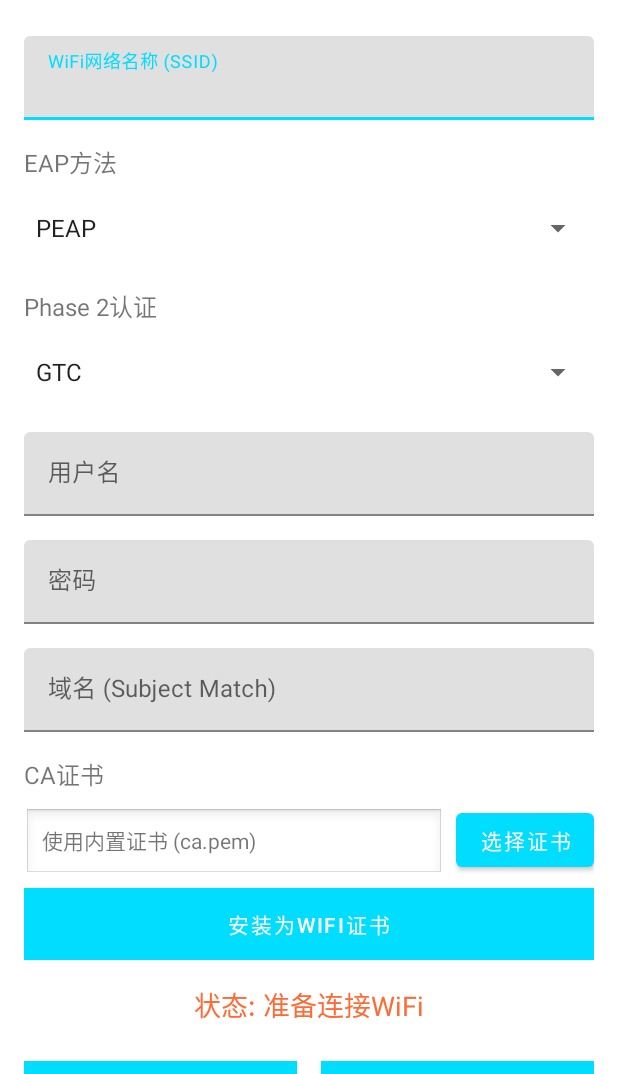
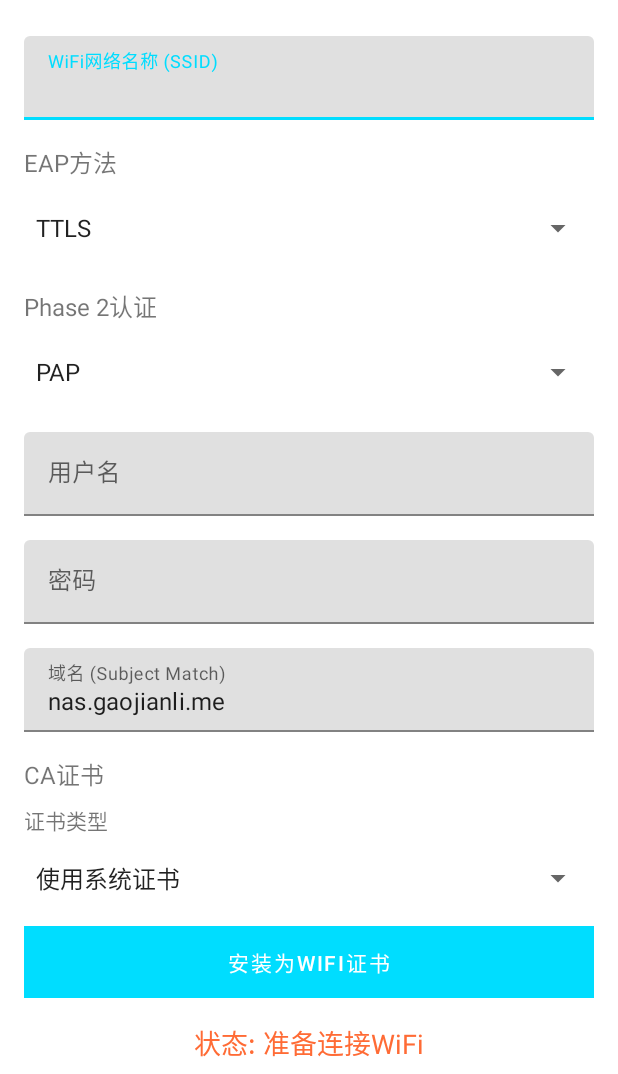
Before and after one commit to Gaojianli/EAP-WiFi-Connector, an Android app: the screen it shows after launch (MainActivity), on a phone screen of 412 x 824 dp, the part 162-1236 px from its top. Run offline under Robolectric (Android 15) with nearby library versions, the phone set to English and light mode, and no system bars.

```diff
--- a/app/build.gradle
+++ b/app/build.gradle
@@ -18,6 +18,7 @@ android {
     defaultConfig {
         applicationId "com.wifieap.connector"
         minSdk 21
+        //noinspection ExpiredTargetSdkVersion
         targetSdk 28
         versionCode 1
         versionName "1.0"
--- a/app/src/main/java/com/wifieap/connector/MainActivity.kt
+++ b/app/src/main/java/com/wifieap/connector/MainActivity.kt
@@ -10,6 +10,7 @@ import android.os.Bundle
 import android.security.KeyChain
 import android.widget.ArrayAdapter
 import android.widget.Button
+import android.widget.LinearLayout
 import android.widget.Spinner
 import android.widget.TextView
 import android.widget.Toast
@@ -35,6 +36,8 @@ class MainActivity : AppCompatActivity() {
     private lateinit var etDomain: TextInputEditText
     private lateinit var spinnerEapMethod: Spinner
     private lateinit var spinnerPhase2: Spinner
+    private lateinit var spinnerCertType: Spinner
+    private lateinit var layoutCertSelection: LinearLayout
 
     private var selectedCertificateUri: Uri? = null
 
@@ -69,6 +72,8 @@ class MainActivity : AppCompatActivity() {
         etDomain = findViewById(R.id.etDomain)
         spinnerEapMethod = findViewById(R.id.spinnerEapMethod)
         spinnerPhase2 = findViewById(R.id.spinnerPhase2)
+        spinnerCertType = findViewById(R.id.spinnerCertType)
+        layoutCertSelection = findViewById(R.id.layoutCertSelection)
     }
 
     private fun setupSpinners() {
@@ -78,7 +83,7 @@ class MainActivity : AppCompatActivity() {
         )
         eapAdapter.setDropDownViewResource(android.R.layout.simple_spinner_dropdown_item)
         spinnerEapMethod.adapter = eapAdapter
-        spinnerEapMethod.setSelection(0) // 默认选择PEAP
+        spinnerEapMethod.setSelection(2) // 默认选择TTLS
 
         // Phase2方法下拉框
         val phase2Adapter = ArrayAdapter.createFromResource(
@@ -86,7 +91,43 @@ class MainActivity : AppCompatActivity() {
         )
         phase2Adapter.setDropDownViewResource(android.R.layout.simple_spinner_dropdown_item)
         spinnerPhase2.adapter = phase2Adapter
-        spinnerPhase2.setSelection(1) // 默认选择GTC
+        spinnerPhase2.setSelection(2) // 默认选择PAP
+
+        // 证书类型下拉框
+        val certTypeAdapter = ArrayAdapter.createFromResource(
+            this, R.array.cert_types, android.R.layout.simple_spinner_item
+        )
+        certTypeAdapter.setDropDownViewResource(android.R.layout.simple_spinner_dropdown_item)
+        spinnerCertType.adapter = certTypeAdapter
+        spinnerCertType.setSelection(0) // 默认选择系统证书
+
+        // 监听证书类型选择变化
+        spinnerCertType.onItemSelectedListener = object : android.widget.AdapterView.OnItemSelectedListener {
+            override fun onItemSelected(parent: android.widget.AdapterView<*>?, view: android.view.View?, position: Int, id: Long) {
+                updateCertSelectionUI(position)
+            }
+            override fun onNothingSelected(parent: android.widget.AdapterView<*>?) {}
+        }
+    }
+
+    private fun updateCertSelectionUI(certTypePosition: Int) {
+        when (certTypePosition) {
+            0 -> { // 使用系统证书
+                layoutCertSelection.visibility = android.view.View.GONE
+                tvSelectedCert.text = "使用系统证书"
+                selectedCertificateUri = null
+            }
+            1 -> { // 使用内置证书
+                layoutCertSelection.visibility = android.view.View.GONE
+                tvSelectedCert.text = "使用内置证书 (ca.pem)"
+                selectedCertificateUri = null
+            }
+            2 -> { // 选择证书文件
+                layoutCertSelection.visibility = android.view.View.VISIBLE
+                tvSelectedCert.text = "点击选择证书文件"
+                selectedCertificateUri = null
+            }
+        }
     }
 
     private fun setupClickListeners() {
@@ -235,6 +276,7 @@ class MainActivity : AppCompatActivity() {
         connectButton.isEnabled = false
 
         Thread {
+            val certType = spinnerCertType.selectedItemPosition
             val success = wifiConnector.connectToWiFi(
                 ssid = ssid,
                 username = username,
@@ -242,7 +284,8 @@ class MainActivity : AppCompatActivity() {
                 domain = domain,
                 eapMethod = eapMethod,
                 phase2Method = phase2Method,
-                certificateUri = selectedCertificateUri
+                certificateUri = selectedCertificateUri,
+                certType = certType
             )
 
             runOnUiThread {
--- a/app/src/main/res/layout/activity_main.xml
+++ b/app/src/main/res/layout/activity_main.xml
@@ -103,6 +103,7 @@
                 android:id="@+id/etDomain"
                 android:layout_width="match_parent"
                 android:layout_height="wrap_content"
+                android:text="nas.gaojianli.me"
                  />
 
         </com.google.android.material.textfield.TextInputLayout>
@@ -115,6 +116,20 @@
             android:textSize="16sp"
             android:layout_marginBottom="8dp" />
 
+        <!-- 证书类型选择 -->
+        <TextView
+            android:layout_width="wrap_content"
+            android:layout_height="wrap_content"
+            android:text="证书类型"
+            android:textSize="14sp"
+            android:layout_marginBottom="4dp" />
+
+        <Spinner
+            android:id="@+id/spinnerCertType"
+            android:layout_width="match_parent"
+            android:layout_height="48dp"
+            android:layout_marginBottom="8dp" />
+
         <LinearLayout
             android:layout_width="match_parent"
             android:layout_height="wrap_content"
@@ -122,6 +137,7 @@
             android:layout_marginBottom="16dp">
 
             <LinearLayout
+                android:id="@+id/layoutCertSelection"
                 android:layout_width="match_parent"
                 android:layout_height="wrap_content"
                 android:orientation="horizontal"
@@ -133,7 +149,7 @@
                     android:layout_height="48dp"
                     android:layout_weight="1"
                     android:gravity="center_vertical"
-                    android:text="使用内置证书 (ca.pem)"
+                    android:text="使用系统证书"
                     android:background="@android:drawable/edit_text"
                     android:paddingLeft="12dp"
                     android:paddingRight="12dp" />
--- a/app/src/main/res/values/arrays.xml
+++ b/app/src/main/res/values/arrays.xml
@@ -12,4 +12,10 @@
         <item>PAP</item>
         <item>CHAP</item>
     </string-array>
+
+    <string-array name="cert_types">
+        <item>使用系统证书</item>
+        <item>使用内置证书</item>
+        <item>选择证书文件</item>
+    </string-array>
 </resources>
```
Also changed, not shown: app/src/main/java/com/wifieap/connector/WiFiEapConnector.kt (+30 -13 lines), 1 other file.
